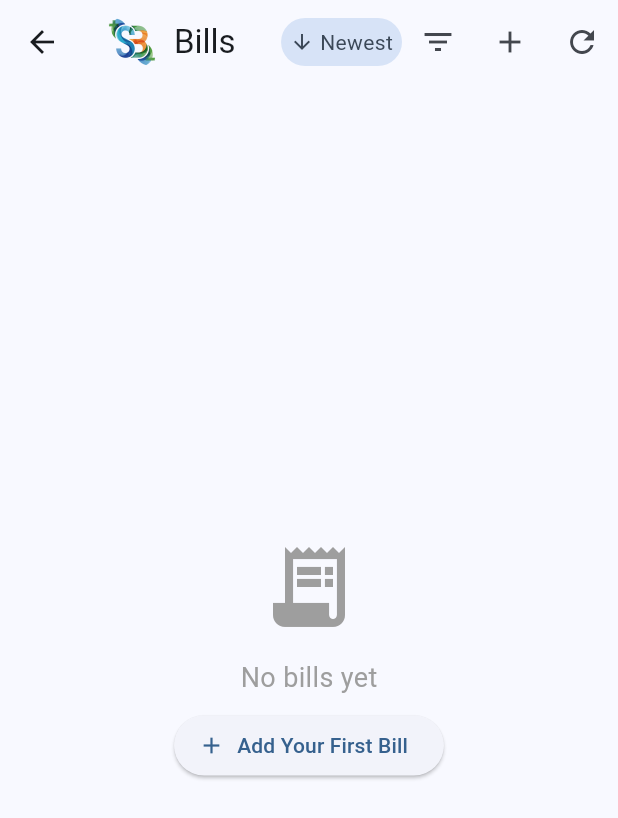
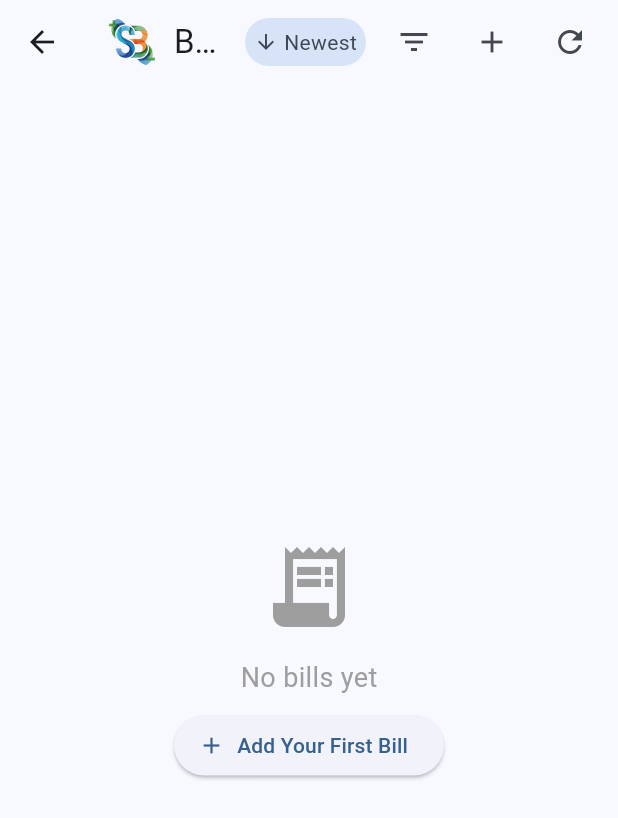
Before and after one commit to allapcallapc/SplitBalance, a Flutter app: the BillsListScreen screen opened directly, on a phone screen of 412 x 824 dp. Shown: the top 818 px of the screen. Run offline on Flutter 3.47's test engine with Material 3 defaults, Android fonts, the phone set to English and light mode, and no system bars; our stand-ins replace package_info_plus, shared_preferences, supabase_flutter; missing offline and left inert: dart:html, dart:ui_web; accounts and stored records are empty; network calls fail.

Commit message:
fix: even out bills screen icon spacing and inset app bar actions from the edge

```diff
--- a/lib/screens/bills_list_screen.dart
+++ b/lib/screens/bills_list_screen.dart
@@ -466,17 +466,21 @@ class _BillsListScreenState extends State<BillsListScreen>
               );
             },
           ),
+          const SizedBox(width: 8),
           Consumer<BillsProvider>(
             builder: (context, billsProvider, child) => AppBarActionIconButton(
               icon: Badge(
                 isLabelVisible: billsProvider.hasActiveFilters,
                 smallSize: 8,
+                alignment: AlignmentDirectional.topEnd,
+                offset: const Offset(2, -2),
                 child: const Icon(Icons.filter_list),
               ),
               onPressed: () => _showFilterModal(context),
               tooltip: l10n.filters,
             ),
           ),
+          const SizedBox(width: 4),
           AppBarActionIconButton(
             icon: const Icon(Icons.add),
             onPressed: () async {
@@ -492,6 +496,7 @@ class _BillsListScreenState extends State<BillsListScreen>
             },
             tooltip: l10n.addBillTooltip,
           ),
+          const SizedBox(width: 4),
           AppBarActionIconButton(
             icon: const Icon(Icons.refresh),
             onPressed: _loadData,
```
Also changed, not shown: lib/main.dart (+12 -0 lines).
